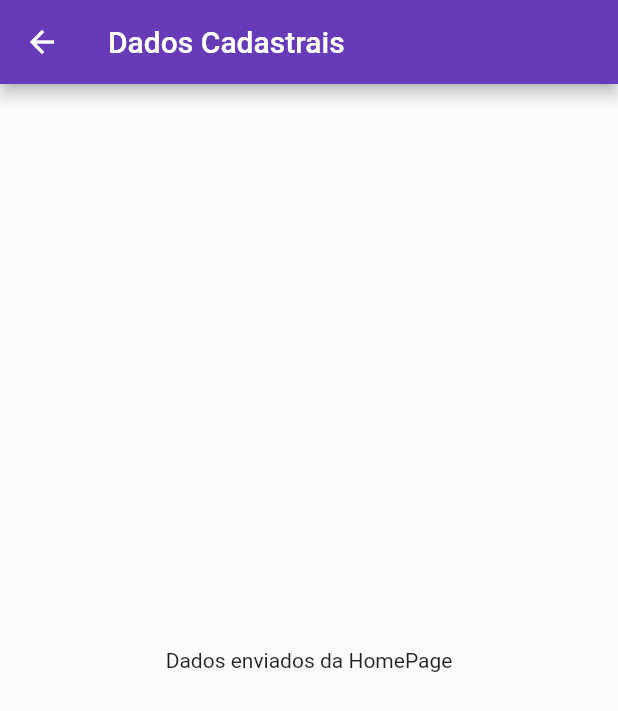
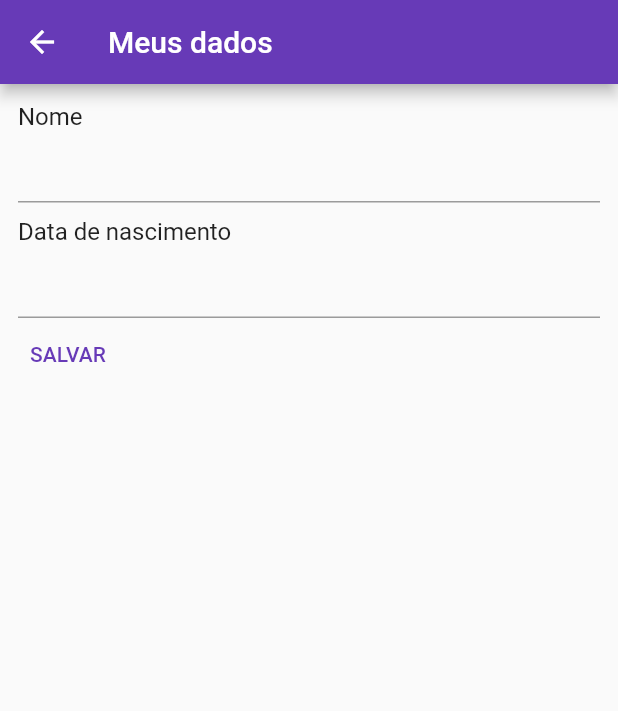
Before and after one commit to LucasMagnago/first-app-flutter, a Flutter app: the HomePage screen opened directly, in the side drawer, after a tap on "Dados cadastrais", on a phone screen of 412 x 824 dp. Shown: the top 711 px of the screen. Run offline on Flutter 3.47's test engine with Material 2 defaults, Android fonts, the phone set to English and light mode, and no system bars; our stand-ins replace google_fonts.

```diff
--- a/lib/pages/dados_cadastrais.dart
+++ b/lib/pages/dados_cadastrais.dart
@@ -1,21 +1,65 @@
+import 'package:first_app_flutter/shared/widgets/text_label.dart';
 import 'package:flutter/material.dart';
 
-class DadosCadastraisPage extends StatelessWidget {
-  final String data;
-  final List<String> lstData;
+class DadosCadastraisPage extends StatefulWidget {
+  const DadosCadastraisPage({Key? key}) : super(key: key);
 
-  const DadosCadastraisPage(
-      {Key? key, required this.data, required this.lstData})
-      : super(key: key);
+  @override
+  State<DadosCadastraisPage> createState() => _DadosCadastraisPageState();
+}
+
+class _DadosCadastraisPageState extends State<DadosCadastraisPage> {
+  TextEditingController nameController = TextEditingController(text: '');
+  TextEditingController dateController = TextEditingController(text: '');
 
   @override
   Widget build(BuildContext context) {
     return Scaffold(
       appBar: AppBar(
-        title: const Text('Dados Cadastrais'),
+        title: const Text('Meus dados'),
       ),
-      body: Center(
-        child: Text(data),
+      body: Padding(
+        padding: const EdgeInsets.all(12),
+        child: Column(
+          crossAxisAlignment: CrossAxisAlignment.start,
+          children: [
+            const TextLabel(
+              text: 'Nome',
+            ),
+            TextField(
+              controller: nameController,
+            ),
+            const SizedBox(
+              height: 10,
+            ),
+            const TextLabel(
+              text: 'Data de nascimento',
+            ),
+            TextField(
+              readOnly: true,
+              controller: dateController,
+              onTap: () async {
+                var date = await showDatePicker(
+                  context: context,
+                  initialDate: DateTime.now(),
+                  firstDate: DateTime(1900, 1, 1),
+                  lastDate: DateTime.now(),
+                );
+
+                if (date != null) {
+                  dateController.text = date.toString();
+                }
+              },
+            ),
+            TextButton(
+              onPressed: () {
+                print(nameController.text);
+                print(dateController.text);
+              },
+              child: const Text('SALVAR'),
+            ),
+          ],
+        ),
       ),
     );
   }
--- a/lib/pages/home.dart
+++ b/lib/pages/home.dart
@@ -37,10 +37,7 @@ class _HomePageState extends State<HomePage> {
                     Navigator.push(
                       context,
                       MaterialPageRoute(
-                        builder: (context) => const DadosCadastraisPage(
-                          data: 'Dados enviados da HomePage',
-                          lstData: ['Nome', 'CPF', 'Data de Nascimento'],
-                        ),
+                        builder: (context) => const DadosCadastraisPage(),
                       ),
                     ),
                   },
--- a/lib/pages/my_app.dart
+++ b/lib/pages/my_app.dart
@@ -1,3 +1,4 @@
+import 'package:first_app_flutter/pages/home.dart';
 import 'package:first_app_flutter/pages/login.dart';
 import 'package:flutter/material.dart';
 import 'package:google_fonts/google_fonts.dart';
@@ -8,7 +9,7 @@ class MyApp extends StatelessWidget {
   @override
   Widget build(BuildContext context) {
     return MaterialApp(
-      home: const LoginPage(),
+      home: const HomePage(),
       theme: ThemeData(
         primarySwatch: Colors.deepPurple,
         textTheme: GoogleFonts.aDLaMDisplayTextTheme(),
--- /dev/null
+++ b/lib/shared/widgets/text_label.dart
@@ -0,0 +1,17 @@
+import 'package:flutter/material.dart';
+
+class TextLabel extends StatelessWidget {
+  final String text;
+  const TextLabel({Key? key, required this.text}) : super(key: key);
+
+  @override
+  Widget build(BuildContext context) {
+    return Text(
+      text,
+      style: const TextStyle(
+        fontSize: 16,
+        fontWeight: FontWeight.w400,
+      ),
+    );
+  }
+}
```
